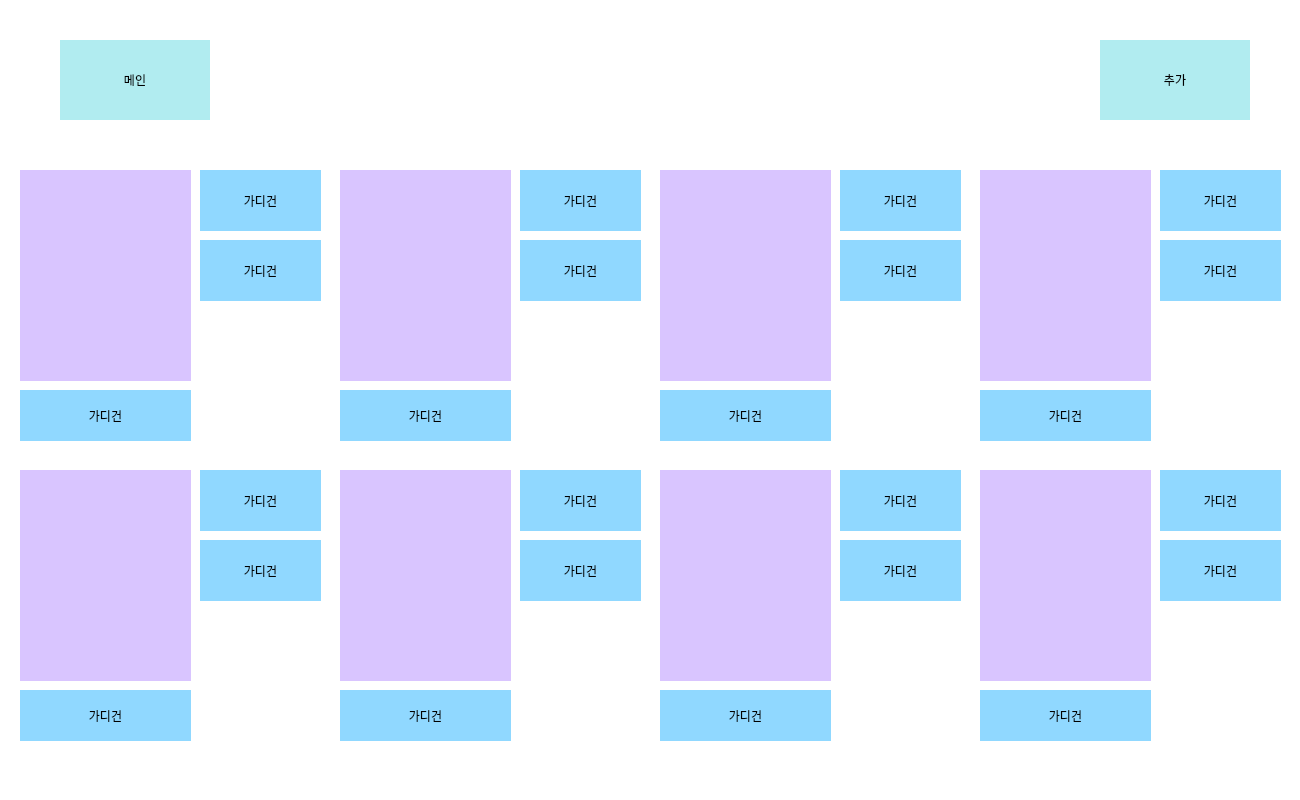
Old version of the form _uiFile/viewCloset.ui in the repository jonga0209/Python_weatherPicker.
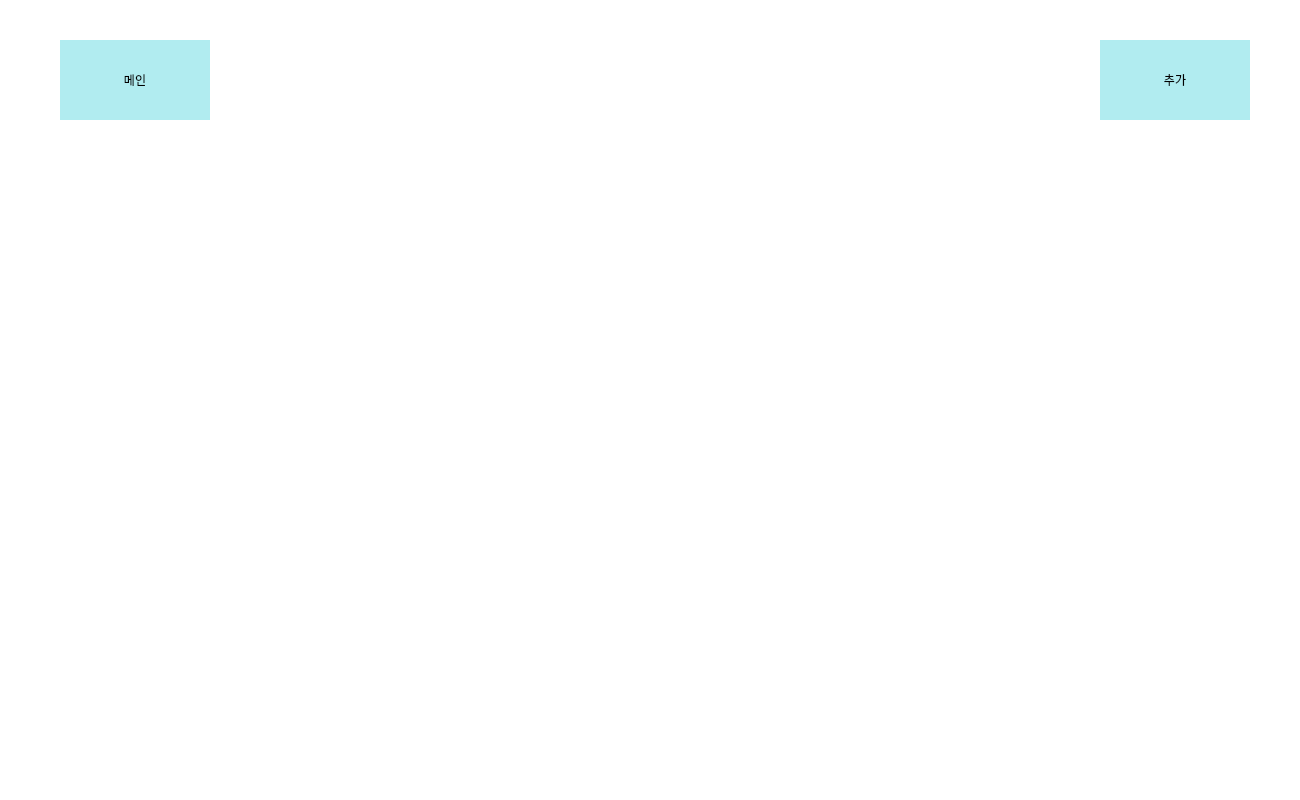
New version of the form.

Commit message: add화면 수정 정보 나타내기

The edit to the form file:
```diff
--- a/_uiFile/viewCloset.ui
+++ b/_uiFile/viewCloset.ui
@@ -64,646 +64,6 @@
     <string>메인</string>
    </property>
   </widget>
-  <widget class="QLabel" name="c_img_clothes1">
-   <property name="geometry">
-    <rect>
-     <x>20</x>
-     <y>170</y>
-     <width>171</width>
-     <height>211</height>
-    </rect>
-   </property>
-   <property name="styleSheet">
-    <string notr="true">background-color: rgb(217, 197, 255);
-font: 25 20pt &quot;나눔바른고딕 Light&quot;;</string>
-   </property>
-   <property name="text">
-    <string/>
-   </property>
-   <property name="alignment">
-    <set>Qt::AlignCenter</set>
-   </property>
-  </widget>
-  <widget class="QLabel" name="c_la_clothes1_n">
-   <property name="geometry">
-    <rect>
-     <x>20</x>
-     <y>390</y>
-     <width>171</width>
-     <height>51</height>
-    </rect>
-   </property>
-   <property name="styleSheet">
-    <string notr="true">background-color: rgb(144, 216, 255);
-font: 25 13pt &quot;나눔바른고딕 Light&quot;;</string>
-   </property>
-   <property name="text">
-    <string>가디건</string>
-   </property>
-   <property name="alignment">
-    <set>Qt::AlignCenter</set>
-   </property>
-  </widget>
-  <widget class="QLabel" name="c_la_clothes1_s">
-   <property name="geometry">
-    <rect>
-     <x>200</x>
-     <y>170</y>
-     <width>121</width>
-     <height>61</height>
-    </rect>
-   </property>
-   <property name="styleSheet">
-    <string notr="true">background-color: rgb(144, 216, 255);
-font: 25 13pt &quot;나눔바른고딕 Light&quot;;</string>
-   </property>
-   <property name="text">
-    <string>가디건</string>
-   </property>
-   <property name="alignment">
-    <set>Qt::AlignCenter</set>
-   </property>
-  </widget>
-  <widget class="QLabel" name="c_la_clothes1_t">
-   <property name="geometry">
-    <rect>
-     <x>200</x>
-     <y>240</y>
-     <width>121</width>
-     <height>61</height>
-    </rect>
-   </property>
-   <property name="styleSheet">
-    <string notr="true">background-color: rgb(144, 216, 255);
-font: 25 13pt &quot;나눔바른고딕 Light&quot;;</string>
-   </property>
-   <property name="text">
-    <string>가디건</string>
-   </property>
-   <property name="alignment">
-    <set>Qt::AlignCenter</set>
-   </property>
-  </widget>
-  <widget class="QLabel" name="c_la_clothes2_t">
-   <property name="geometry">
-    <rect>
-     <x>520</x>
-     <y>240</y>
-     <width>121</width>
-     <height>61</height>
-    </rect>
-   </property>
-   <property name="styleSheet">
-    <string notr="true">background-color: rgb(144, 216, 255);
-font: 25 13pt &quot;나눔바른고딕 Light&quot;;</string>
-   </property>
-   <property name="text">
-    <string>가디건</string>
-   </property>
-   <property name="alignment">
-    <set>Qt::AlignCenter</set>
-   </property>
-  </widget>
-  <widget class="QLabel" name="c_la_clothes2_s">
-   <property name="geometry">
-    <rect>
-     <x>520</x>
-     <y>170</y>
-     <width>121</width>
-     <height>61</height>
-    </rect>
-   </property>
-   <property name="styleSheet">
-    <string notr="true">background-color: rgb(144, 216, 255);
-font: 25 13pt &quot;나눔바른고딕 Light&quot;;</string>
-   </property>
-   <property name="text">
-    <string>가디건</string>
-   </property>
-   <property name="alignment">
-    <set>Qt::AlignCenter</set>
-   </property>
-  </widget>
-  <widget class="QLabel" name="c_img_clothes2">
-   <property name="geometry">
-    <rect>
-     <x>340</x>
-     <y>170</y>
-     <width>171</width>
-     <height>211</height>
-    </rect>
-   </property>
-   <property name="styleSheet">
-    <string notr="true">background-color: rgb(217, 197, 255);
-font: 25 20pt &quot;나눔바른고딕 Light&quot;;</string>
-   </property>
-   <property name="text">
-    <string/>
-   </property>
-   <property name="alignment">
-    <set>Qt::AlignCenter</set>
-   </property>
-  </widget>
-  <widget class="QLabel" name="c_la_clothes2_n">
-   <property name="geometry">
-    <rect>
-     <x>340</x>
-     <y>390</y>
-     <width>171</width>
-     <height>51</height>
-    </rect>
-   </property>
-   <property name="styleSheet">
-    <string notr="true">background-color: rgb(144, 216, 255);
-font: 25 13pt &quot;나눔바른고딕 Light&quot;;</string>
-   </property>
-   <property name="text">
-    <string>가디건</string>
-   </property>
-   <property name="alignment">
-    <set>Qt::AlignCenter</set>
-   </property>
-  </widget>
-  <widget class="QLabel" name="c_la_clothes4_t">
-   <property name="geometry">
-    <rect>
-     <x>1160</x>
-     <y>240</y>
-     <width>121</width>
-     <height>61</height>
-    </rect>
-   </property>
-   <property name="styleSheet">
-    <string notr="true">background-color: rgb(144, 216, 255);
-font: 25 13pt &quot;나눔바른고딕 Light&quot;;</string>
-   </property>
-   <property name="text">
-    <string>가디건</string>
-   </property>
-   <property name="alignment">
-    <set>Qt::AlignCenter</set>
-   </property>
-  </widget>
-  <widget class="QLabel" name="c_la_clothes4_n">
-   <property name="geometry">
-    <rect>
-     <x>980</x>
-     <y>390</y>
-     <width>171</width>
-     <height>51</height>
-    </rect>
-   </property>
-   <property name="styleSheet">
-    <string notr="true">background-color: rgb(144, 216, 255);
-font: 25 13pt &quot;나눔바른고딕 Light&quot;;</string>
-   </property>
-   <property name="text">
-    <string>가디건</string>
-   </property>
-   <property name="alignment">
-    <set>Qt::AlignCenter</set>
-   </property>
-  </widget>
-  <widget class="QLabel" name="c_la_clothes3_s">
-   <property name="geometry">
-    <rect>
-     <x>840</x>
-     <y>170</y>
-     <width>121</width>
-     <height>61</height>
-    </rect>
-   </property>
-   <property name="styleSheet">
-    <string notr="true">background-color: rgb(144, 216, 255);
-font: 25 13pt &quot;나눔바른고딕 Light&quot;;</string>
-   </property>
-   <property name="text">
-    <string>가디건</string>
-   </property>
-   <property name="alignment">
-    <set>Qt::AlignCenter</set>
-   </property>
-  </widget>
-  <widget class="QLabel" name="c_la_clothes3_t">
-   <property name="geometry">
-    <rect>
-     <x>840</x>
-     <y>240</y>
-     <width>121</width>
-     <height>61</height>
-    </rect>
-   </property>
-   <property name="styleSheet">
-    <string notr="true">background-color: rgb(144, 216, 255);
-font: 25 13pt &quot;나눔바른고딕 Light&quot;;</string>
-   </property>
-   <property name="text">
-    <string>가디건</string>
-   </property>
-   <property name="alignment">
-    <set>Qt::AlignCenter</set>
-   </property>
-  </widget>
-  <widget class="QLabel" name="c_img_clothes3">
-   <property name="geometry">
-    <rect>
-     <x>660</x>
-     <y>170</y>
-     <width>171</width>
-     <height>211</height>
-    </rect>
-   </property>
-   <property name="styleSheet">
-    <string notr="true">background-color: rgb(217, 197, 255);
-font: 25 20pt &quot;나눔바른고딕 Light&quot;;</string>
-   </property>
-   <property name="text">
-    <string/>
-   </property>
-   <property name="alignment">
-    <set>Qt::AlignCenter</set>
-   </property>
-  </widget>
-  <widget class="QLabel" name="c_la_clothes3_n">
-   <property name="geometry">
-    <rect>
-     <x>660</x>
-     <y>390</y>
-     <width>171</width>
-     <height>51</height>
-    </rect>
-   </property>
-   <property name="styleSheet">
-    <string notr="true">background-color: rgb(144, 216, 255);
-font: 25 13pt &quot;나눔바른고딕 Light&quot;;</string>
-   </property>
-   <property name="text">
-    <string>가디건</string>
-   </property>
-   <property name="alignment">
-    <set>Qt::AlignCenter</set>
-   </property>
-  </widget>
-  <widget class="QLabel" name="c_img_clothes4">
-   <property name="geometry">
-    <rect>
-     <x>980</x>
-     <y>170</y>
-     <width>171</width>
-     <height>211</height>
-    </rect>
-   </property>
-   <property name="styleSheet">
-    <string notr="true">background-color: rgb(217, 197, 255);
-font: 25 20pt &quot;나눔바른고딕 Light&quot;;</string>
-   </property>
-   <property name="text">
-    <string/>
-   </property>
-   <property name="alignment">
-    <set>Qt::AlignCenter</set>
-   </property>
-  </widget>
-  <widget class="QLabel" name="c_la_clothes4_s">
-   <property name="geometry">
-    <rect>
-     <x>1160</x>
-     <y>170</y>
-     <width>121</width>
-     <height>61</height>
-    </rect>
-   </property>
-   <property name="styleSheet">
-    <string notr="true">background-color: rgb(144, 216, 255);
-font: 25 13pt &quot;나눔바른고딕 Light&quot;;</string>
-   </property>
-   <property name="text">
-    <string>가디건</string>
-   </property>
-   <property name="alignment">
-    <set>Qt::AlignCenter</set>
-   </property>
-  </widget>
-  <widget class="QLabel" name="c_la_clothes8_s">
-   <property name="geometry">
-    <rect>
-     <x>1160</x>
-     <y>470</y>
-     <width>121</width>
-     <height>61</height>
-    </rect>
-   </property>
-   <property name="styleSheet">
-    <string notr="true">background-color: rgb(144, 216, 255);
-font: 25 13pt &quot;나눔바른고딕 Light&quot;;</string>
-   </property>
-   <property name="text">
-    <string>가디건</string>
-   </property>
-   <property name="alignment">
-    <set>Qt::AlignCenter</set>
-   </property>
-  </widget>
-  <widget class="QLabel" name="c_la_clothes6_t">
-   <property name="geometry">
-    <rect>
-     <x>520</x>
-     <y>540</y>
-     <width>121</width>
-     <height>61</height>
-    </rect>
-   </property>
-   <property name="styleSheet">
-    <string notr="true">background-color: rgb(144, 216, 255);
-font: 25 13pt &quot;나눔바른고딕 Light&quot;;</string>
-   </property>
-   <property name="text">
-    <string>가디건</string>
-   </property>
-   <property name="alignment">
-    <set>Qt::AlignCenter</set>
-   </property>
-  </widget>
-  <widget class="QLabel" name="c_la_clothes6_n">
-   <property name="geometry">
-    <rect>
-     <x>340</x>
-     <y>690</y>
-     <width>171</width>
-     <height>51</height>
-    </rect>
-   </property>
-   <property name="styleSheet">
-    <string notr="true">background-color: rgb(144, 216, 255);
-font: 25 13pt &quot;나눔바른고딕 Light&quot;;</string>
-   </property>
-   <property name="text">
-    <string>가디건</string>
-   </property>
-   <property name="alignment">
-    <set>Qt::AlignCenter</set>
-   </property>
-  </widget>
-  <widget class="QLabel" name="c_img_clothes8">
-   <property name="geometry">
-    <rect>
-     <x>980</x>
-     <y>470</y>
-     <width>171</width>
-     <height>211</height>
-    </rect>
-   </property>
-   <property name="styleSheet">
-    <string notr="true">background-color: rgb(217, 197, 255);
-font: 25 20pt &quot;나눔바른고딕 Light&quot;;</string>
-   </property>
-   <property name="text">
-    <string/>
-   </property>
-   <property name="alignment">
-    <set>Qt::AlignCenter</set>
-   </property>
-  </widget>
-  <widget class="QLabel" name="c_la_clothes5_s">
-   <property name="geometry">
-    <rect>
-     <x>200</x>
-     <y>470</y>
-     <width>121</width>
-     <height>61</height>
-    </rect>
-   </property>
-   <property name="styleSheet">
-    <string notr="true">background-color: rgb(144, 216, 255);
-font: 25 13pt &quot;나눔바른고딕 Light&quot;;</string>
-   </property>
-   <property name="text">
-    <string>가디건</string>
-   </property>
-   <property name="alignment">
-    <set>Qt::AlignCenter</set>
-   </property>
-  </widget>
-  <widget class="QLabel" name="c_la_clothes5_t">
-   <property name="geometry">
-    <rect>
-     <x>200</x>
-     <y>540</y>
-     <width>121</width>
-     <height>61</height>
-    </rect>
-   </property>
-   <property name="styleSheet">
-    <string notr="true">background-color: rgb(144, 216, 255);
-font: 25 13pt &quot;나눔바른고딕 Light&quot;;</string>
-   </property>
-   <property name="text">
-    <string>가디건</string>
-   </property>
-   <property name="alignment">
-    <set>Qt::AlignCenter</set>
-   </property>
-  </widget>
-  <widget class="QLabel" name="c_la_clothes7_n">
-   <property name="geometry">
-    <rect>
-     <x>660</x>
-     <y>690</y>
-     <width>171</width>
-     <height>51</height>
-    </rect>
-   </property>
-   <property name="styleSheet">
-    <string notr="true">background-color: rgb(144, 216, 255);
-font: 25 13pt &quot;나눔바른고딕 Light&quot;;</string>
-   </property>
-   <property name="text">
-    <string>가디건</string>
-   </property>
-   <property name="alignment">
-    <set>Qt::AlignCenter</set>
-   </property>
-  </widget>
-  <widget class="QLabel" name="c_la_clothes7_t">
-   <property name="geometry">
-    <rect>
-     <x>840</x>
-     <y>540</y>
-     <width>121</width>
-     <height>61</height>
-    </rect>
-   </property>
-   <property name="styleSheet">
-    <string notr="true">background-color: rgb(144, 216, 255);
-font: 25 13pt &quot;나눔바른고딕 Light&quot;;</string>
-   </property>
-   <property name="text">
-    <string>가디건</string>
-   </property>
-   <property name="alignment">
-    <set>Qt::AlignCenter</set>
-   </property>
-  </widget>
-  <widget class="QLabel" name="c_img_clothes5">
-   <property name="geometry">
-    <rect>
-     <x>20</x>
-     <y>470</y>
-     <width>171</width>
-     <height>211</height>
-    </rect>
-   </property>
-   <property name="styleSheet">
-    <string notr="true">background-color: rgb(217, 197, 255);
-font: 25 20pt &quot;나눔바른고딕 Light&quot;;</string>
-   </property>
-   <property name="text">
-    <string/>
-   </property>
-   <property name="alignment">
-    <set>Qt::AlignCenter</set>
-   </property>
-  </widget>
-  <widget class="QLabel" name="c_la_clothes5_n">
-   <property name="geometry">
-    <rect>
-     <x>20</x>
-     <y>690</y>
-     <width>171</width>
-     <height>51</height>
-    </rect>
-   </property>
-   <property name="styleSheet">
-    <string notr="true">background-color: rgb(144, 216, 255);
-font: 25 13pt &quot;나눔바른고딕 Light&quot;;</string>
-   </property>
-   <property name="text">
-    <string>가디건</string>
-   </property>
-   <property name="alignment">
-    <set>Qt::AlignCenter</set>
-   </property>
-  </widget>
-  <widget class="QLabel" name="c_img_clothes6">
-   <property name="geometry">
-    <rect>
-     <x>340</x>
-     <y>470</y>
-     <width>171</width>
-     <height>211</height>
-    </rect>
-   </property>
-   <property name="styleSheet">
-    <string notr="true">background-color: rgb(217, 197, 255);
-font: 25 20pt &quot;나눔바른고딕 Light&quot;;</string>
-   </property>
-   <property name="text">
-    <string/>
-   </property>
-   <property name="alignment">
-    <set>Qt::AlignCenter</set>
-   </property>
-  </widget>
-  <widget class="QLabel" name="c_la_clothes8_t">
-   <property name="geometry">
-    <rect>
-     <x>1160</x>
-     <y>540</y>
-     <width>121</width>
-     <height>61</height>
-    </rect>
-   </property>
-   <property name="styleSheet">
-    <string notr="true">background-color: rgb(144, 216, 255);
-font: 25 13pt &quot;나눔바른고딕 Light&quot;;</string>
-   </property>
-   <property name="text">
-    <string>가디건</string>
-   </property>
-   <property name="alignment">
-    <set>Qt::AlignCenter</set>
-   </property>
-  </widget>
-  <widget class="QLabel" name="c_la_clothes8_n">
-   <property name="geometry">
-    <rect>
-     <x>980</x>
-     <y>690</y>
-     <width>171</width>
-     <height>51</height>
-    </rect>
-   </property>
-   <property name="styleSheet">
-    <string notr="true">background-color: rgb(144, 216, 255);
-font: 25 13pt &quot;나눔바른고딕 Light&quot;;</string>
-   </property>
-   <property name="text">
-    <string>가디건</string>
-   </property>
-   <property name="alignment">
-    <set>Qt::AlignCenter</set>
-   </property>
-  </widget>
-  <widget class="QLabel" name="c_la_clothes6_s">
-   <property name="geometry">
-    <rect>
-     <x>520</x>
-     <y>470</y>
-     <width>121</width>
-     <height>61</height>
-    </rect>
-   </property>
-   <property name="styleSheet">
-    <string notr="true">background-color: rgb(144, 216, 255);
-font: 25 13pt &quot;나눔바른고딕 Light&quot;;</string>
-   </property>
-   <property name="text">
-    <string>가디건</string>
-   </property>
-   <property name="alignment">
-    <set>Qt::AlignCenter</set>
-   </property>
-  </widget>
-  <widget class="QLabel" name="c_la_clothes7_s">
-   <property name="geometry">
-    <rect>
-     <x>840</x>
-     <y>470</y>
-     <width>121</width>
-     <height>61</height>
-    </rect>
-   </property>
-   <property name="styleSheet">
-    <string notr="true">background-color: rgb(144, 216, 255);
-font: 25 13pt &quot;나눔바른고딕 Light&quot;;</string>
-   </property>
-   <property name="text">
-    <string>가디건</string>
-   </property>
-   <property name="alignment">
-    <set>Qt::AlignCenter</set>
-   </property>
-  </widget>
-  <widget class="QLabel" name="c_img_clothes7">
-   <property name="geometry">
-    <rect>
-     <x>660</x>
-     <y>470</y>
-     <width>171</width>
-     <height>211</height>
-    </rect>
-   </property>
-   <property name="styleSheet">
-    <string notr="true">background-color: rgb(217, 197, 255);
-font: 25 20pt &quot;나눔바른고딕 Light&quot;;</string>
-   </property>
-   <property name="text">
-    <string/>
-   </property>
-   <property name="alignment">
-    <set>Qt::AlignCenter</set>
-   </property>
-  </widget>
  </widget>
  <resources/>
  <connections/>
```
The commit also changes 2 other files.
